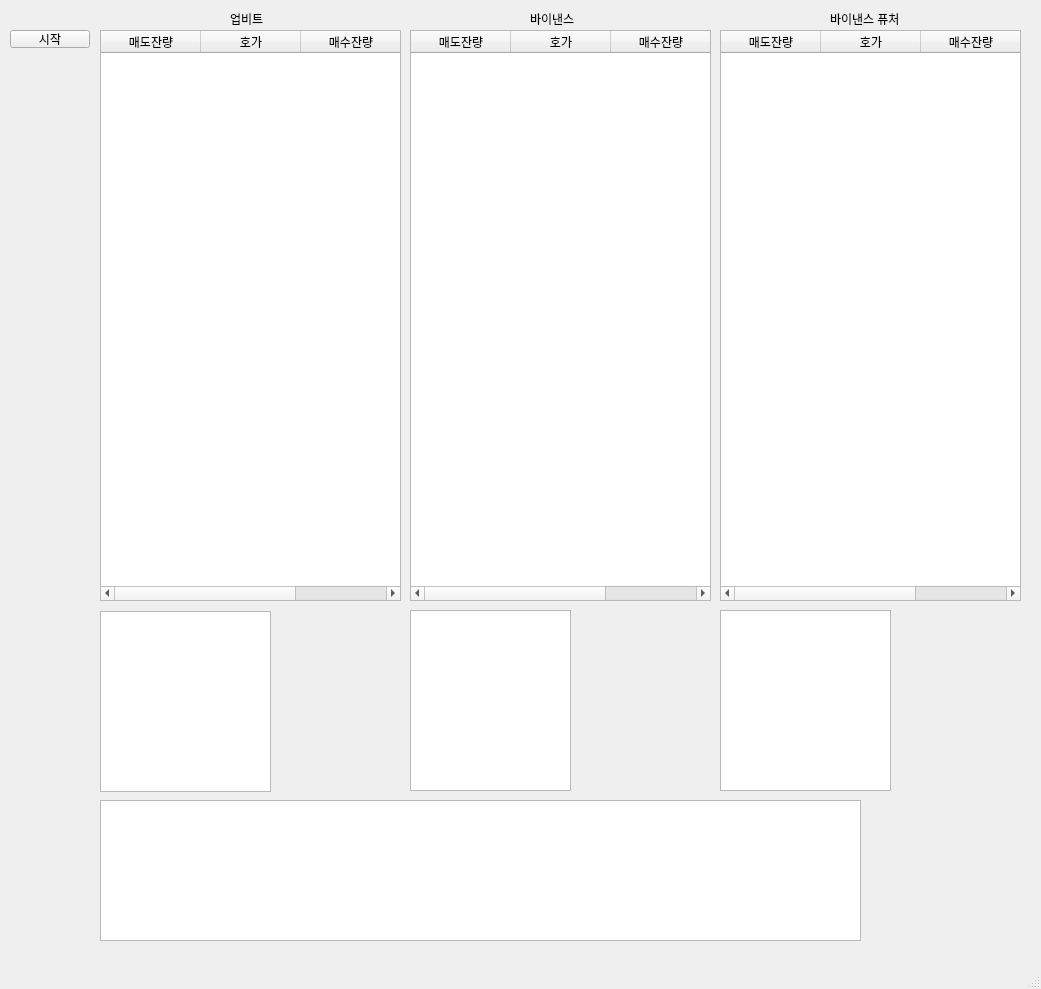
Before: the Qt Designer form CDlgMain.ui in marshallslee/cryptocurrency-quotes, drawn with Qt 5.
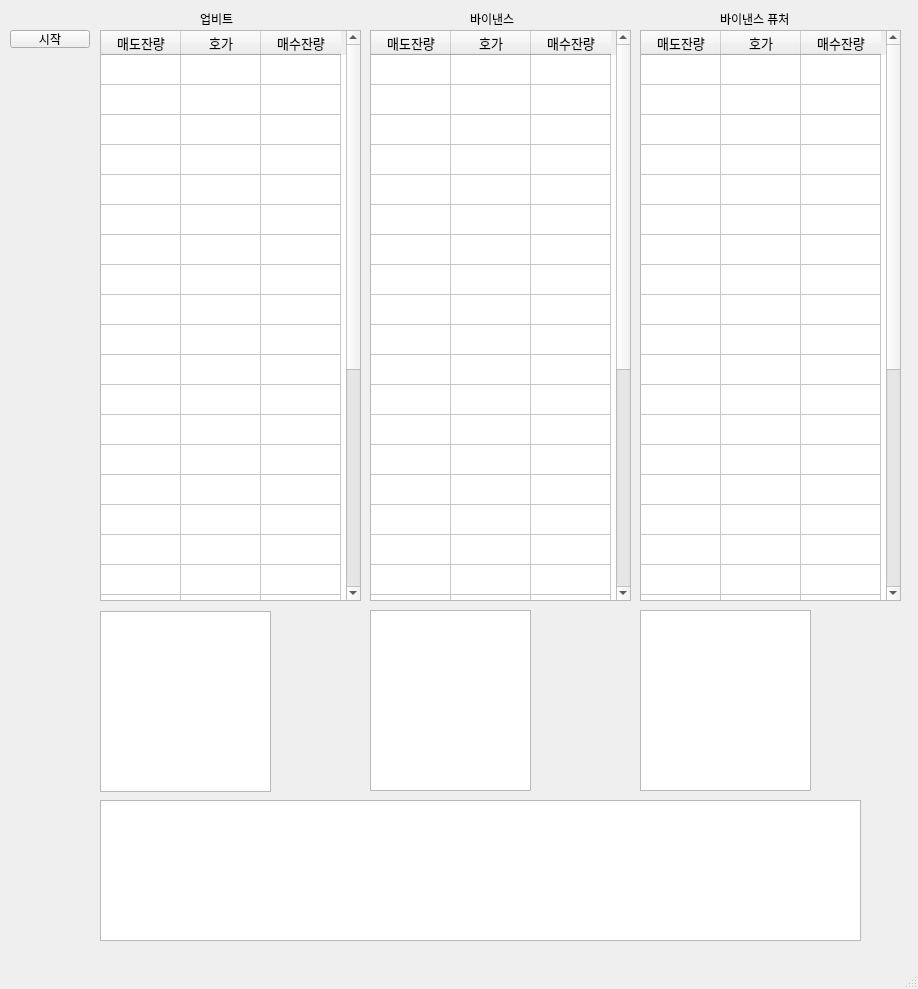
After: the same form once the commit is applied.

Commit message: upbit pair list

The edit to the form file:
```diff
--- a/CDlgMain.ui
+++ b/CDlgMain.ui
@@ -6,7 +6,7 @@
    <rect>
     <x>0</x>
     <y>0</y>
-    <width>1041</width>
+    <width>918</width>
     <height>989</height>
    </rect>
   </property>
@@ -42,10 +42,57 @@
      <rect>
       <x>100</x>
       <y>30</y>
-      <width>301</width>
+      <width>261</width>
       <height>571</height>
      </rect>
     </property>
+    <property name="font">
+     <font>
+      <pointsize>10</pointsize>
+     </font>
+    </property>
+    <property name="rowCount">
+     <number>30</number>
+    </property>
+    <attribute name="horizontalHeaderVisible">
+     <bool>true</bool>
+    </attribute>
+    <attribute name="horizontalHeaderDefaultSectionSize">
+     <number>80</number>
+    </attribute>
+    <attribute name="verticalHeaderVisible">
+     <bool>false</bool>
+    </attribute>
+    <row/>
+    <row/>
+    <row/>
+    <row/>
+    <row/>
+    <row/>
+    <row/>
+    <row/>
+    <row/>
+    <row/>
+    <row/>
+    <row/>
+    <row/>
+    <row/>
+    <row/>
+    <row/>
+    <row/>
+    <row/>
+    <row/>
+    <row/>
+    <row/>
+    <row/>
+    <row/>
+    <row/>
+    <row/>
+    <row/>
+    <row/>
+    <row/>
+    <row/>
+    <row/>
     <column>
      <property name="text">
       <string>매도잔량</string>
@@ -65,12 +112,56 @@
    <widget class="QTableWidget" name="tBinancePrice">
     <property name="geometry">
      <rect>
-      <x>410</x>
+      <x>370</x>
       <y>30</y>
-      <width>301</width>
+      <width>261</width>
       <height>571</height>
      </rect>
     </property>
+    <property name="font">
+     <font>
+      <pointsize>10</pointsize>
+     </font>
+    </property>
+    <property name="rowCount">
+     <number>30</number>
+    </property>
+    <attribute name="horizontalHeaderDefaultSectionSize">
+     <number>80</number>
+    </attribute>
+    <attribute name="verticalHeaderVisible">
+     <bool>false</bool>
+    </attribute>
+    <row/>
+    <row/>
+    <row/>
+    <row/>
+    <row/>
+    <row/>
+    <row/>
+    <row/>
+    <row/>
+    <row/>
+    <row/>
+    <row/>
+    <row/>
+    <row/>
+    <row/>
+    <row/>
+    <row/>
+    <row/>
+    <row/>
+    <row/>
+    <row/>
+    <row/>
+    <row/>
+    <row/>
+    <row/>
+    <row/>
+    <row/>
+    <row/>
+    <row/>
+    <row/>
     <column>
      <property name="text">
       <string>매도잔량</string>
@@ -90,7 +181,7 @@
    <widget class="QLabel" name="label">
     <property name="geometry">
      <rect>
-      <x>230</x>
+      <x>200</x>
       <y>10</y>
       <width>67</width>
       <height>17</height>
@@ -103,7 +194,7 @@
    <widget class="QLabel" name="label_2">
     <property name="geometry">
      <rect>
-      <x>530</x>
+      <x>470</x>
       <y>10</y>
       <width>67</width>
       <height>17</height>
@@ -116,12 +207,56 @@
    <widget class="QTableWidget" name="tBinanceFuturesPrice">
     <property name="geometry">
      <rect>
-      <x>720</x>
+      <x>640</x>
       <y>30</y>
-      <width>301</width>
+      <width>261</width>
       <height>571</height>
      </rect>
     </property>
+    <property name="font">
+     <font>
+      <pointsize>10</pointsize>
+     </font>
+    </property>
+    <property name="rowCount">
+     <number>30</number>
+    </property>
+    <attribute name="horizontalHeaderDefaultSectionSize">
+     <number>80</number>
+    </attribute>
+    <attribute name="verticalHeaderVisible">
+     <bool>false</bool>
+    </attribute>
+    <row/>
+    <row/>
+    <row/>
+    <row/>
+    <row/>
+    <row/>
+    <row/>
+    <row/>
+    <row/>
+    <row/>
+    <row/>
+    <row/>
+    <row/>
+    <row/>
+    <row/>
+    <row/>
+    <row/>
+    <row/>
+    <row/>
+    <row/>
+    <row/>
+    <row/>
+    <row/>
+    <row/>
+    <row/>
+    <row/>
+    <row/>
+    <row/>
+    <row/>
+    <row/>
     <column>
      <property name="text">
       <string>매도잔량</string>
@@ -141,7 +276,7 @@
    <widget class="QLabel" name="label_3">
     <property name="geometry">
      <rect>
-      <x>830</x>
+      <x>720</x>
       <y>10</y>
       <width>91</width>
       <height>17</height>
@@ -164,7 +299,7 @@
    <widget class="QListView" name="binancePairList">
     <property name="geometry">
      <rect>
-      <x>410</x>
+      <x>370</x>
       <y>610</y>
       <width>161</width>
       <height>181</height>
@@ -174,7 +309,7 @@
    <widget class="QListView" name="binanceFuturesPairList">
     <property name="geometry">
      <rect>
-      <x>720</x>
+      <x>640</x>
       <y>610</y>
       <width>171</width>
       <height>181</height>
```
Left out of the diff: 7 changed lines with no effect on the pictures. The commit also changes 2 other files.
